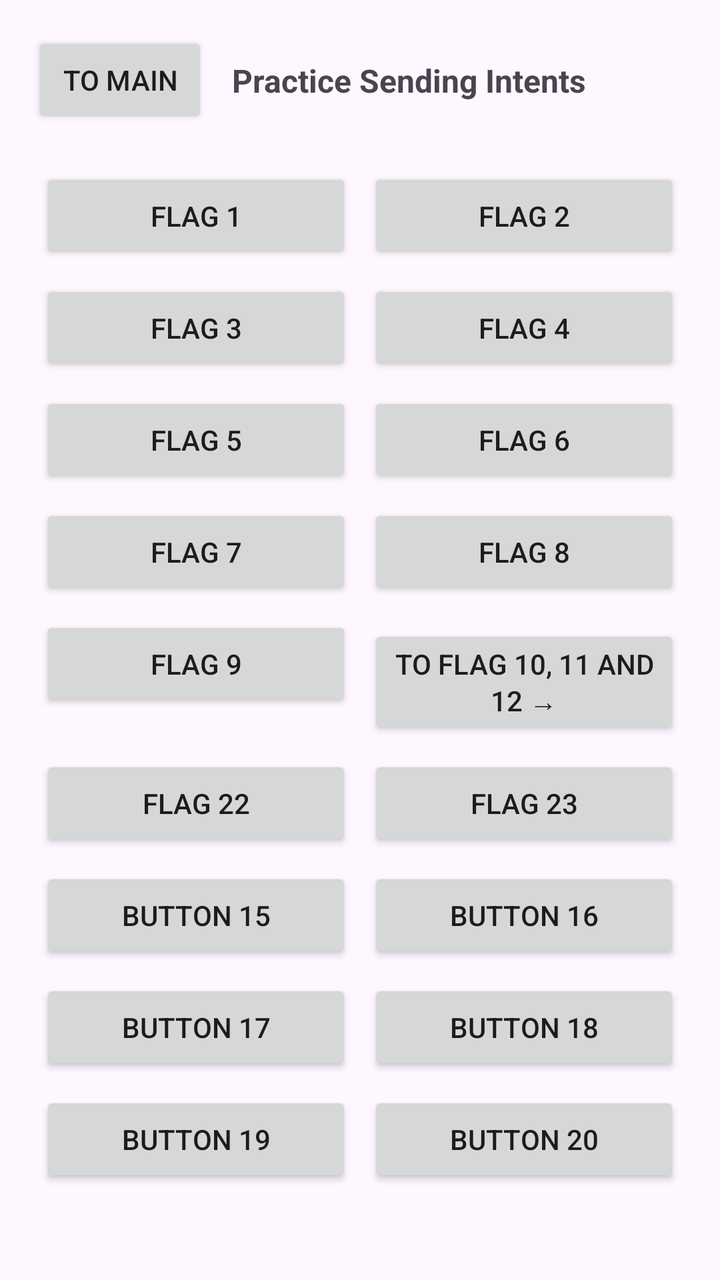
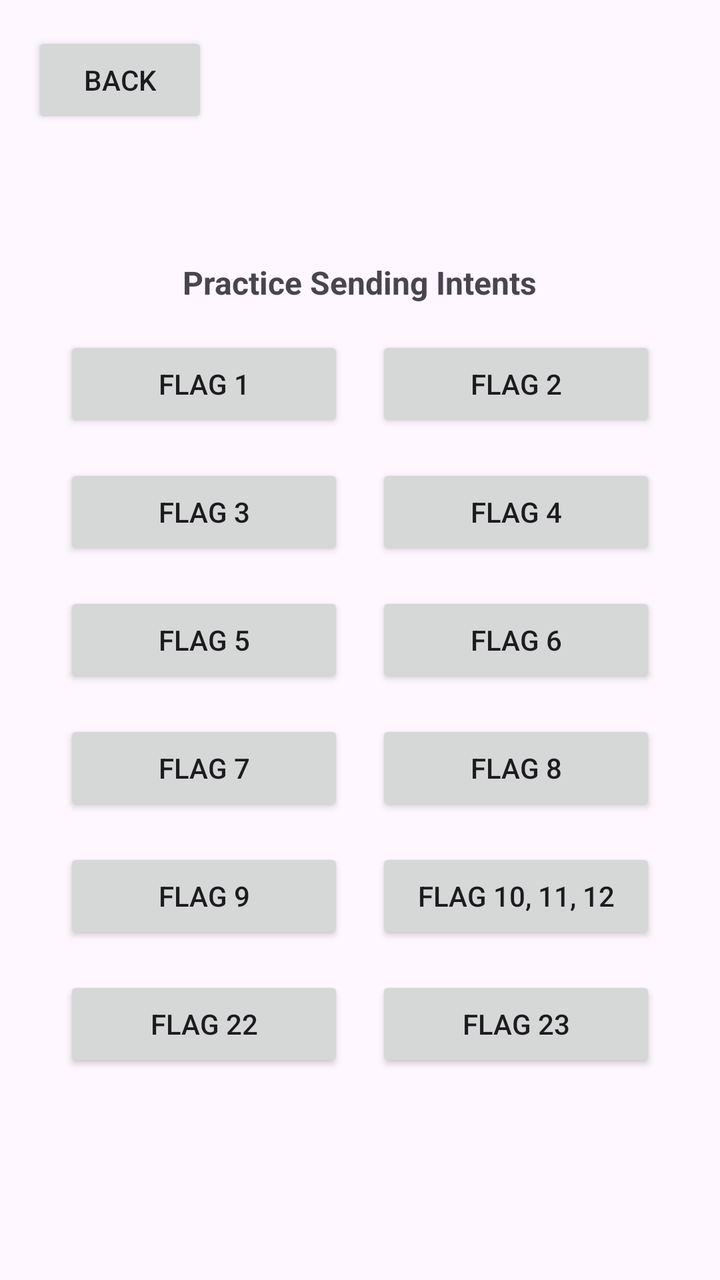

An Android layout rendered at two revisions. The XML below is the earlier revision; the diff shows what the commit changed to produce the second picture.
<!-- AndroidManifest.xml: application theme Theme.EvilCorp -->
<!-- res/layout/activity_send_intents.xml -->
<?xml version="1.0" encoding="utf-8"?>
<androidx.constraintlayout.widget.ConstraintLayout
    xmlns:android="http://schemas.android.com/apk/res/android"
    xmlns:app="http://schemas.android.com/apk/res-auto"
    xmlns:tools="http://schemas.android.com/tools"
    android:id="@+id/main"
    android:layout_width="match_parent"
    android:layout_height="match_parent"
    android:padding="16dp"
    tools:context=".Hextree_SendIntentsActivity">

    
    <Button
        android:id="@+id/btnToMain"
        android:layout_width="wrap_content"
        android:layout_height="wrap_content"
        android:text="To Main"
        app:layout_constraintTop_toTopOf="parent"
        app:layout_constraintStart_toStartOf="parent" />

    <TextView
        android:id="@+id/textView2"
        android:layout_width="wrap_content"
        android:layout_height="wrap_content"
        android:text="Practice Sending Intents"
        android:textSize="16sp"
        android:textStyle="bold"
        android:layout_marginStart="12dp"
        app:layout_constraintTop_toTopOf="@id/btnToMain"
        app:layout_constraintBottom_toBottomOf="@id/btnToMain"
        app:layout_constraintStart_toEndOf="@id/btnToMain" />


    <androidx.core.widget.NestedScrollView
        android:layout_width="match_parent"
        android:layout_height="0dp"
        android:layout_marginTop="16dp"
        android:layout_marginBottom="16dp"
        app:layout_constraintTop_toBottomOf="@id/btnToMain">

        <GridLayout
            android:layout_width="match_parent"
            android:layout_height="wrap_content"
            android:columnCount="2"
            android:alignmentMode="alignBounds"
            android:columnOrderPreserved="false">

            
            <Button android:id="@+id/button1" android:layout_width="0dp" android:layout_columnWeight="1" android:layout_margin="4dp" android:text="Flag 1" />
            <Button android:id="@+id/button2" android:layout_width="0dp" android:layout_columnWeight="1" android:layout_margin="4dp" android:text="Flag 2" />

            
            <Button android:id="@+id/button3" android:layout_width="0dp" android:layout_columnWeight="1" android:layout_margin="4dp" android:text="Flag 3" />
            <Button android:id="@+id/button4" android:layout_width="0dp" android:layout_columnWeight="1" android:layout_margin="4dp" android:text="Flag 4" />

            
            <Button android:id="@+id/button5" android:layout_width="0dp" android:layout_columnWeight="1" android:layout_margin="4dp" android:text="Flag 5" />
            <Button android:id="@+id/button6" android:layout_width="0dp" android:layout_columnWeight="1" android:layout_margin="4dp" android:text="Flag 6" />

            
            <Button android:id="@+id/button7" android:layout_width="0dp" android:layout_columnWeight="1" android:layout_margin="4dp" android:text="Flag 7" />
            <Button android:id="@+id/button8" android:layout_width="0dp" android:layout_columnWeight="1" android:layout_margin="4dp" android:text="Flag 8" />

            
            <Button android:id="@+id/button9" android:layout_width="0dp" android:layout_columnWeight="1" android:layout_margin="4dp" android:text="Flag 9" />
            <Button android:id="@+id/button10" android:layout_width="0dp" android:layout_columnWeight="1" android:layout_margin="4dp" android:text="To Flag 10, 11 and 12 &#8594;"/>

            
            <Button android:id="@+id/button13" android:layout_width="0dp" android:layout_columnWeight="1" android:layout_margin="4dp" android:text="Flag 22" />
            <Button android:id="@+id/button14" android:layout_width="0dp" android:layout_columnWeight="1" android:layout_margin="4dp" android:text="Flag 23" />

            // TODO: Add more buttons as needed
            
            <Button android:id="@+id/button15" android:layout_width="0dp" android:layout_columnWeight="1" android:layout_margin="4dp" android:text="Button 15" />
            <Button android:id="@+id/button16" android:layout_width="0dp" android:layout_columnWeight="1" android:layout_margin="4dp" android:text="Button 16" />

            
            <Button android:id="@+id/button17" android:layout_width="0dp" android:layout_columnWeight="1" android:layout_margin="4dp" android:text="Button 17" />
            <Button android:id="@+id/button18" android:layout_width="0dp" android:layout_columnWeight="1" android:layout_margin="4dp" android:text="Button 18" />

            
            <Button android:id="@+id/button19" android:layout_width="0dp" android:layout_columnWeight="1" android:layout_margin="4dp" android:text="Button 19" />
            <Button android:id="@+id/button20" android:layout_width="0dp" android:layout_columnWeight="1" android:layout_margin="4dp" android:text="Button 20" />

        </GridLayout>
    </androidx.core.widget.NestedScrollView>

</androidx.constraintlayout.widget.ConstraintLayout>
<!-- resources referenced by this layout -->
<resources>
  <style name="Theme.EvilCorp" parent="Base.Theme.EvilCorp" />
  <style name="Base.Theme.EvilCorp" parent="Theme.Material3.DayNight.NoActionBar">
          
          
      </style>
</resources>

<!-- the commit's change to res/layout/activity_send_intents.xml (unified diff, before → after) -->
@@ -6,18 +6,20 @@
     android:id="@+id/main"
     android:layout_width="match_parent"
     android:layout_height="match_parent"
-    android:padding="16dp"
-    tools:context=".Hextree_SendIntentsActivity">
+    tools:context=".Hextree_IntentsActivity">
 
     
     <Button
         android:id="@+id/btnToMain"
         android:layout_width="wrap_content"
         android:layout_height="wrap_content"
-        android:text="To Main"
-        app:layout_constraintTop_toTopOf="parent"
-        app:layout_constraintStart_toStartOf="parent" />
+        android:text="Back"
+        android:layout_marginStart="16dp"
+        android:layout_marginTop="16dp"
+        app:layout_constraintStart_toStartOf="parent"
+        app:layout_constraintTop_toTopOf="parent" />
 
+    
     <TextView
         android:id="@+id/textView2"
         android:layout_width="wrap_content"
@@ -25,18 +27,26 @@
         android:text="Practice Sending Intents"
         android:textSize="16sp"
         android:textStyle="bold"
-        android:layout_marginStart="12dp"
-        app:layout_constraintTop_toTopOf="@id/btnToMain"
-        app:layout_constraintBottom_toBottomOf="@id/btnToMain"
-        app:layout_constraintStart_toEndOf="@id/btnToMain" />
+        android:layout_marginBottom="16dp"
+        app:layout_constraintBottom_toTopOf="@+id/scrollContainer"
+        app:layout_constraintEnd_toEndOf="parent"
+        app:layout_constraintStart_toStartOf="parent" />
 
-
+    
     <androidx.core.widget.NestedScrollView
-        android:layout_width="match_parent"
-        android:layout_height="0dp"
-        android:layout_marginTop="16dp"
-        android:layout_marginBottom="16dp"
-        app:layout_constraintTop_toBottomOf="@id/btnToMain">
+        android:id="@+id/scrollContainer"
+        android:layout_width="0dp"
+        android:layout_height="wrap_content"
+        android:layout_marginStart="32dp"
+        android:layout_marginEnd="32dp"
+        android:layout_marginTop="32dp"
+        android:layout_marginBottom="32dp"
+        app:layout_constrainedHeight="true"
+        app:layout_constraintStart_toStartOf="parent"
+        app:layout_constraintEnd_toEndOf="parent"
+        app:layout_constraintTop_toBottomOf="@+id/btnToMain"
+        app:layout_constraintBottom_toBottomOf="parent"
+        app:layout_constraintVertical_bias="0.5">
 
         <GridLayout
             android:layout_width="match_parent"
@@ -46,41 +56,28 @@
             android:columnOrderPreserved="false">
 
             
-            <Button android:id="@+id/button1" android:layout_width="0dp" android:layout_columnWeight="1" android:layout_margin="4dp" android:text="Flag 1" />
-            <Button android:id="@+id/button2" android:layout_width="0dp" android:layout_columnWeight="1" android:layout_margin="4dp" android:text="Flag 2" />
+            <Button android:id="@+id/button1" android:layout_width="0dp" android:layout_columnWeight="1" android:layout_marginEnd="8dp" android:layout_marginBottom="16dp" android:text="Flag 1" />
+            <Button android:id="@+id/button2" android:layout_width="0dp" android:layout_columnWeight="1" android:layout_marginStart="8dp" android:layout_marginBottom="16dp" android:text="Flag 2" />
 
             
-            <Button android:id="@+id/button3" android:layout_width="0dp" android:layout_columnWeight="1" android:layout_margin="4dp" android:text="Flag 3" />
-            <Button android:id="@+id/button4" android:layout_width="0dp" android:layout_columnWeight="1" android:layout_margin="4dp" android:text="Flag 4" />
+            <Button android:id="@+id/button3" android:layout_width="0dp" android:layout_columnWeight="1" android:layout_marginEnd="8dp" android:layout_marginBottom="16dp" android:text="Flag 3" />
+            <Button android:id="@+id/button4" android:layout_width="0dp" android:layout_columnWeight="1" android:layout_marginStart="8dp" android:layout_marginBottom="16dp" android:text="Flag 4" />
 
             
-            <Button android:id="@+id/button5" android:layout_width="0dp" android:layout_columnWeight="1" android:layout_margin="4dp" android:text="Flag 5" />
-            <Button android:id="@+id/button6" android:layout_width="0dp" android:layout_columnWeight="1" android:layout_margin="4dp" android:text="Flag 6" />
+            <Button android:id="@+id/button5" android:layout_width="0dp" android:layout_columnWeight="1" android:layout_marginEnd="8dp" android:layout_marginBottom="16dp" android:text="Flag 5" />
+            <Button android:id="@+id/button6" android:layout_width="0dp" android:layout_columnWeight="1" android:layout_marginStart="8dp" android:layout_marginBottom="16dp" android:text="Flag 6" />
 
             
-            <Button android:id="@+id/button7" android:layout_width="0dp" android:layout_columnWeight="1" android:layout_margin="4dp" android:text="Flag 7" />
-            <Button android:id="@+id/button8" android:layout_width="0dp" android:layout_columnWeight="1" android:layout_margin="4dp" android:text="Flag 8" />
+            <Button android:id="@+id/button7" android:layout_width="0dp" android:layout_columnWeight="1" android:layout_marginEnd="8dp" android:layout_marginBottom="16dp" android:text="Flag 7" />
+            <Button android:id="@+id/button8" android:layout_width="0dp" android:layout_columnWeight="1" android:layout_marginStart="8dp" android:layout_marginBottom="16dp" android:text="Flag 8" />
 
             
-            <Button android:id="@+id/button9" android:layout_width="0dp" android:layout_columnWeight="1" android:layout_margin="4dp" android:text="Flag 9" />
-            <Button android:id="@+id/button10" android:layout_width="0dp" android:layout_columnWeight="1" android:layout_margin="4dp" android:text="To Flag 10, 11 and 12 &#8594;"/>
+            <Button android:id="@+id/button9" android:layout_width="0dp" android:layout_columnWeight="1" android:layout_marginEnd="8dp" android:layout_marginBottom="16dp" android:text="Flag 9" />
+            <Button android:id="@+id/button10" android:layout_width="0dp" android:layout_columnWeight="1" android:layout_marginStart="8dp" android:layout_marginBottom="16dp" android:text="Flag 10, 11, 12"/>
 
             
-            <Button android:id="@+id/button13" android:layout_width="0dp" android:layout_columnWeight="1" android:layout_margin="4dp" android:text="Flag 22" />
-            <Button android:id="@+id/button14" android:layout_width="0dp" android:layout_columnWeight="1" android:layout_margin="4dp" android:text="Flag 23" />
-
-            // TODO: Add more buttons as needed
-            
-            <Button android:id="@+id/button15" android:layout_width="0dp" android:layout_columnWeight="1" android:layout_margin="4dp" android:text="Button 15" />
-            <Button android:id="@+id/button16" android:layout_width="0dp" android:layout_columnWeight="1" android:layout_margin="4dp" android:text="Button 16" />
-
-            
-            <Button android:id="@+id/button17" android:layout_width="0dp" android:layout_columnWeight="1" android:layout_margin="4dp" android:text="Button 17" />
-            <Button android:id="@+id/button18" android:layout_width="0dp" android:layout_columnWeight="1" android:layout_margin="4dp" android:text="Button 18" />
-
-            
-            <Button android:id="@+id/button19" android:layout_width="0dp" android:layout_columnWeight="1" android:layout_margin="4dp" android:text="Button 19" />
-            <Button android:id="@+id/button20" android:layout_width="0dp" android:layout_columnWeight="1" android:layout_margin="4dp" android:text="Button 20" />
+            <Button android:id="@+id/button13" android:layout_width="0dp" android:layout_columnWeight="1" android:layout_marginEnd="8dp" android:text="Flag 22" />
+            <Button android:id="@+id/button14" android:layout_width="0dp" android:layout_columnWeight="1" android:layout_marginStart="8dp" android:text="Flag 23" />
 
         </GridLayout>
     </androidx.core.widget.NestedScrollView>
<!-- resource entries referenced after the edit -->
@@ -3,7 +3,8 @@
   <style name="Theme.EvilCorp" parent="Base.Theme.EvilCorp" />
   <style name="Base.Theme.EvilCorp" parent="Theme.Material3.DayNight.NoActionBar">
           
-          
+           <item name="colorPrimary">@color/my_custom_color</item>
       </style>
+  <color name="my_custom_color">#9E1E1E</color>
 </resources>
 
